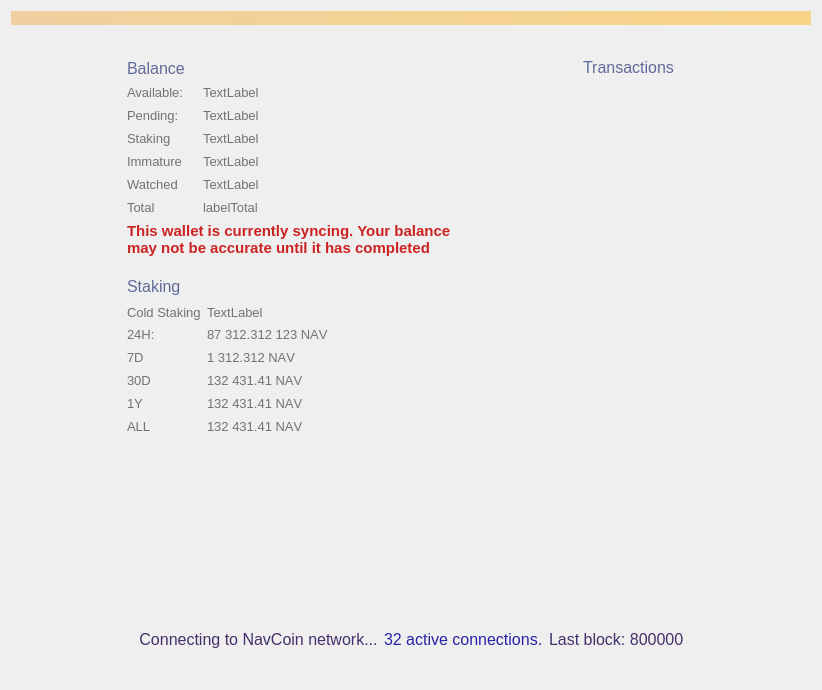
Old version of the form src/qt/forms/overviewpage.ui in the repository navcoin/navcoin-core.
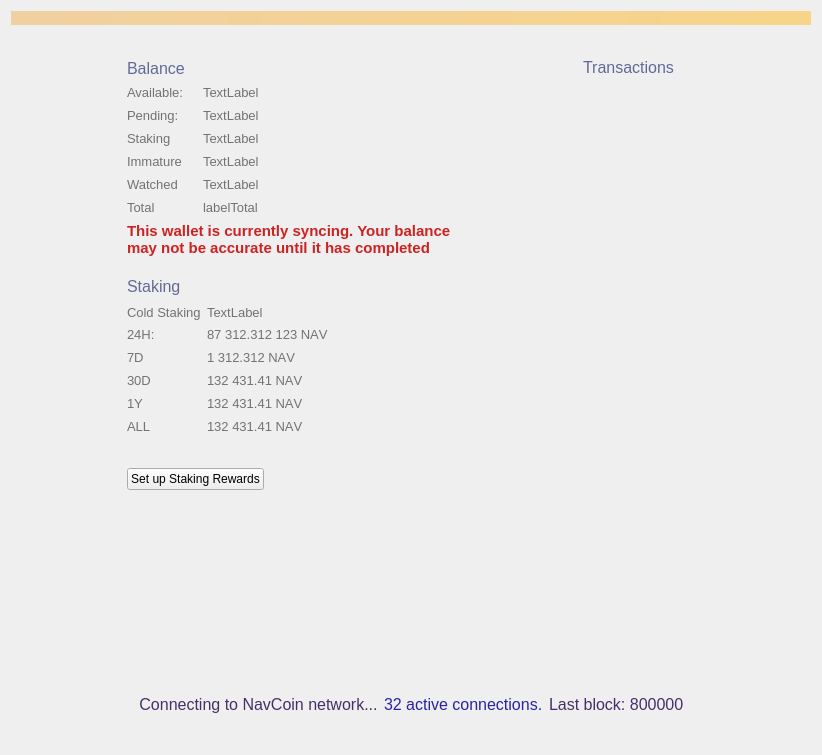
New version of the form. Custom widgets are drawn as their Qt base class.

Diff of the .ui file:
```diff
--- a/src/qt/forms/overviewpage.ui
+++ b/src/qt/forms/overviewpage.ui
@@ -7,7 +7,7 @@
     <x>0</x>
     <y>0</y>
     <width>822</width>
-    <height>690</height>
+    <height>755</height>
    </rect>
   </property>
   <property name="sizePolicy">
@@ -1052,6 +1052,13 @@
          </property>
         </widget>
        </item>
+       <item alignment="Qt::AlignLeft">
+        <widget class="QPushButton" name="showStakingSetup">
+         <property name="text">
+          <string>Set up Staking Rewards</string>
+         </property>
+        </widget>
+       </item>
        <item>
         <widget class="QLabel" name="votingStatusLabel">
          <property name="sizePolicy">
```
